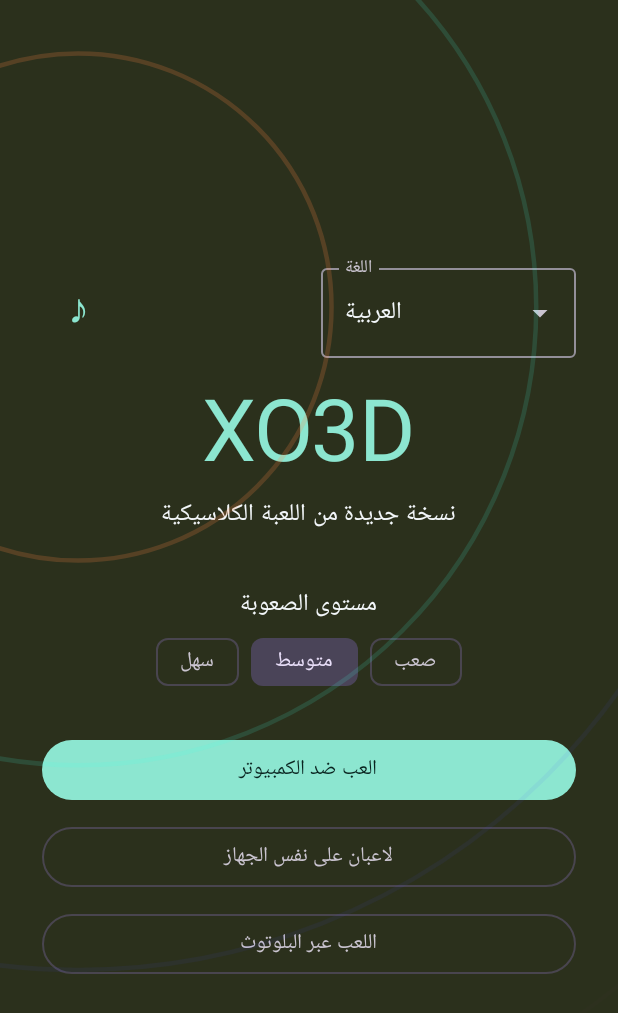
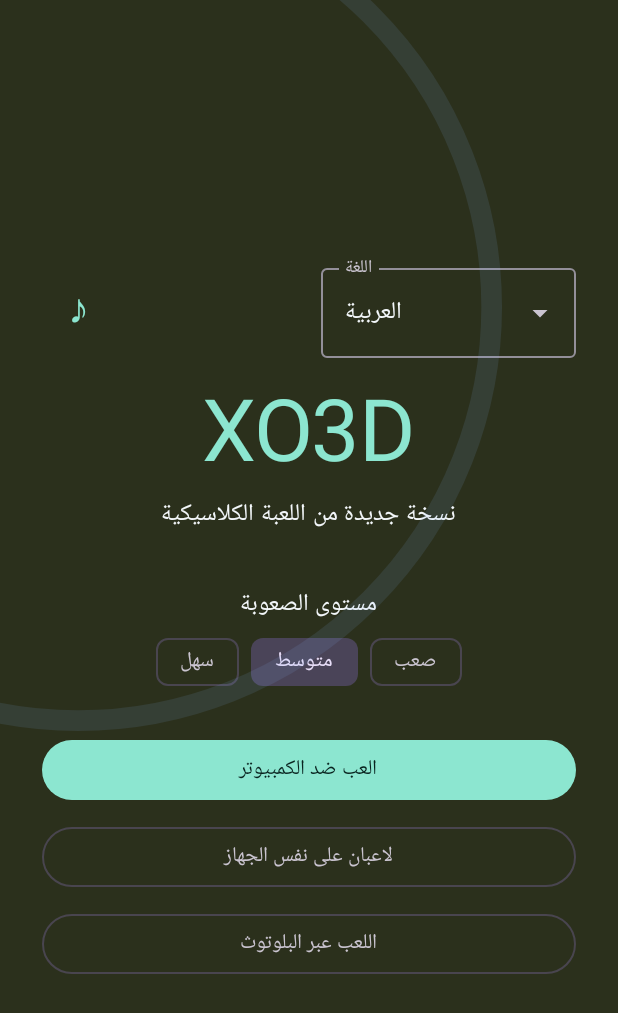
Before and after one commit to mohamedshabankasem-git/XO3D, an Android app built with Jetpack Compose: the composable StartScreen shown on its own in the app's theme, after a tap on an icon or button, on a phone screen of 412 x 824 dp. Shown: the top 1013 px of the screen. Run offline under Robolectric (Android 15) with nearby library versions, the phone set to English and light mode, and no system bars.

Commit message:
Increase ambient volume and refine start-screen ripple

```diff
--- a/app/src/main/java/com/example/xo/ui/audio/AmbientMusic.kt
+++ b/app/src/main/java/com/example/xo/ui/audio/AmbientMusic.kt
@@ -5,6 +5,7 @@ import android.media.AudioFormat
 import android.media.AudioTrack
 import kotlin.math.PI
 import kotlin.math.sin
+import androidx.compose.animation.core.Animatable
 import androidx.compose.animation.core.LinearEasing
 import androidx.compose.animation.core.animateFloat
 import androidx.compose.animation.core.infiniteRepeatable
@@ -21,6 +22,9 @@ import androidx.compose.foundation.gestures.awaitFirstDown
 import androidx.compose.ui.input.pointer.pointerInput
 import androidx.compose.runtime.mutableStateListOf
 import androidx.compose.runtime.remember
+import androidx.compose.runtime.rememberCoroutineScope
+import kotlinx.coroutines.Job
+import kotlinx.coroutines.launch
 import androidx.compose.ui.graphics.drawscope.Stroke
 import androidx.compose.ui.unit.dp
 
@@ -54,7 +58,7 @@ class AmbientMusic {
             .setTransferMode(AudioTrack.MODE_STREAM)
             .build()
         audioTrack = track
-        track.setVolume(0.42f)
+        track.setVolume(0.90f)
         track.play()
         worker = Thread {
             val buffer = ShortArray(1024)
@@ -112,45 +116,47 @@ fun dynamicWaveBackground(): Color {
 
 
 /**
- * Records touch origins without consuming gestures, then paints expanding,
- * hue-shifting rings behind the screen content.
+ * Single slow water-like ripple, shown only on the start screen.
+ * Each touch restarts one broad, smoothly expanding ring that fades out.
  */
 @Composable
 fun Modifier.touchWaveBackground(): Modifier {
-    val touchOrigins = remember { mutableStateListOf<Offset>() }
-    val transition = rememberInfiniteTransition(label = "touchWaves")
-    val phase by transition.animateFloat(
-        initialValue = 0f,
-        targetValue = 1f,
-        animationSpec = infiniteRepeatable(tween(durationMillis = 2200, easing = LinearEasing)),
-        label = "touchWavePhase"
-    )
+    val origin = remember { androidx.compose.runtime.mutableStateOf<Offset?>(null) }
+    val progress = remember { Animatable(1f) }
+    val scope = rememberCoroutineScope()
+    val rippleJob = remember { androidx.compose.runtime.mutableStateOf<Job?>(null) }
+
     return this
         .pointerInput(Unit) {
             awaitEachGesture {
-                while (true) {
-                    val down = awaitFirstDown(requireUnconsumed = false)
-                    touchOrigins.add(down.position)
-                    if (touchOrigins.size > 7) touchOrigins.removeAt(0)
+                val down = awaitFirstDown(requireUnconsumed = false)
+                origin.value = down.position
+                rippleJob.value?.cancel()
+                rippleJob.value = scope.launch {
+                    progress.snapTo(0f)
+                    progress.animateTo(
+                        targetValue = 1f,
+                        animationSpec = tween(durationMillis = 4600, easing = LinearEasing)
+                    )
                 }
             }
         }
         .drawWithContent {
             drawContent()
-            val maxRadius = size.maxDimension * 0.72f
-            touchOrigins.forEachIndexed { index: Int, origin: Offset ->
-                for (ring in 0..3) {
-                    val ringPhase = (phase + ring.toFloat() * 0.25f + index.toFloat() * 0.06f) % 1f
-                    val radius = maxRadius * (0.08f + ringPhase * 0.92f)
-                    val alpha = (1f - ringPhase) * 0.26f
-                    val hue = (phase * 360f + index.toFloat() * 48f + ring.toFloat() * 70f) % 360f
-                    drawCircle(
-                        color = Color.hsv(hue, 0.72f, 1f).copy(alpha = alpha),
-                        radius = radius,
-                        center = origin,
-                        style = Stroke(width = 3.dp.toPx())
-                    )
-                }
+            val center = origin.value
+            if (center != null && progress.value < 1f) {
+                val p = progress.value
+                val radius = size.maxDimension * 0.68f * p
+                // The wave becomes wider as it expands, then gently dissolves.
+                val waveWidth = (3f + 22f * p).dp.toPx()
+                val fade = (1f - p) * (1f - p) * 0.42f
+                val hue = (195f + p * 42f) % 360f
+                drawCircle(
+                    color = Color.hsv(hue, 0.48f, 1f).copy(alpha = fade),
+                    radius = radius,
+                    center = center,
+                    style = Stroke(width = waveWidth)
+                )
             }
         }
 }
```
